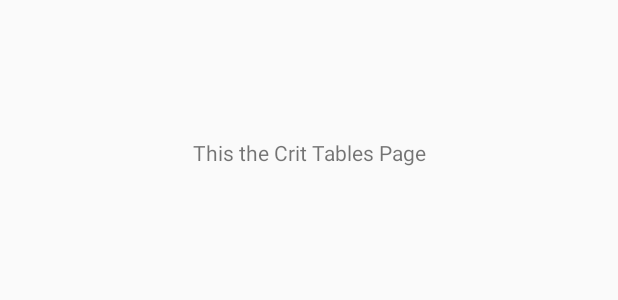
After one commit to skeletor261/PocketDM, an Android app: the layout critical_hit_tables.xml on its own in the app's theme, with its tools: preview values and no code run, on a phone screen of 412 x 824 dp. The commit adds this screen. Shown: the top 300 px of the screen. Run offline under Robolectric (Android 15) with nearby library versions, the phone set to English and light mode, and no system bars.

Commit message:
Designed Preliminary Main Menu
Main menu now has a simple design and critButton leads to CriticalHitTablesActivity

```diff
--- a/PocketDM/app/build.gradle
+++ b/PocketDM/app/build.gradle
@@ -2,7 +2,7 @@ apply plugin: 'com.android.application'
 
 android {
     compileSdkVersion 24
-    buildToolsVersion "24.0.3"
+    buildToolsVersion '25.0.0'
     defaultConfig {
         applicationId "com.skeletor.pocketdm"
         minSdkVersion 15
@@ -25,5 +25,6 @@ dependencies {
         exclude group: 'com.android.support', module: 'support-annotations'
     })
     compile 'com.android.support:appcompat-v7:24.2.1'
+    compile 'com.android.support.constraint:constraint-layout:+'
     testCompile 'junit:junit:4.12'
 }
--- a/PocketDM/app/src/main/AndroidManifest.xml
+++ b/PocketDM/app/src/main/AndroidManifest.xml
@@ -15,6 +15,7 @@
                 <category android:name="android.intent.category.LAUNCHER" />
             </intent-filter>
         </activity>
+        <activity android:name=".CriticalHitTablesAcitivity"></activity>
     </application>
 
 </manifest>
--- /dev/null
+++ b/PocketDM/app/src/main/res/layout/critical_hit_tables.xml
@@ -0,0 +1,21 @@
+<?xml version="1.0" encoding="utf-8"?>
+<android.support.constraint.ConstraintLayout xmlns:android="http://schemas.android.com/apk/res/android"
+    xmlns:app="http://schemas.android.com/apk/res-auto"
+    xmlns:tools="http://schemas.android.com/tools"
+    android:layout_width="match_parent"
+    android:layout_height="match_parent"
+    tools:context="com.skeletor.pocketdm.CriticalHitTablesAcitivity">
+
+    <TextView
+        android:id="@+id/infoText"
+        android:layout_width="wrap_content"
+        android:layout_height="wrap_content"
+        android:layout_marginTop="92dp"
+        android:text="This the Crit Tables Page"
+        app:layout_constraintLeft_toLeftOf="parent"
+        app:layout_constraintRight_toRightOf="parent"
+        app:layout_constraintTop_toTopOf="parent"
+        tools:layout_constraintLeft_creator="1"
+        tools:layout_constraintRight_creator="1"
+        tools:layout_constraintTop_creator="1" />
+</android.support.constraint.ConstraintLayout>
--- a/PocketDM/build.gradle
+++ b/PocketDM/build.gradle
@@ -5,7 +5,7 @@ buildscript {
         jcenter()
     }
     dependencies {
-        classpath 'com.android.tools.build:gradle:2.2.0'
+        classpath 'com.android.tools.build:gradle:2.3.3'
 
         // NOTE: Do not place your application dependencies here; they belong
         // in the individual module build.gradle files
```
Also changed, not shown: PocketDM/app/src/main/java/com/skeletor/pocketdm/CriticalHitTablesActivity.java (added, +13 -0 lines), PocketDM/app/src/main/java/com/skeletor/pocketdm/MainActivity.java (+10 -1 lines), PocketDM/app/src/main/res/layout/activity_main.xml (deleted, +0 -17 lines), PocketDM/app/src/main/res/layout/main_menu.xml (added, +40 -0 lines), PocketDM/gradle/wrapper/gradle-wrapper.properties.
